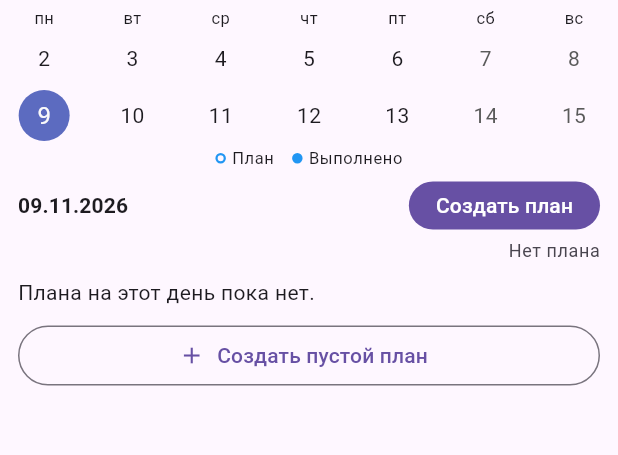
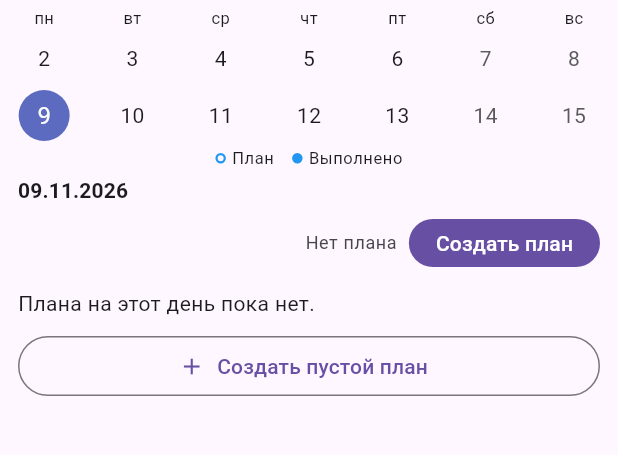
Before and after one commit to Vinillian/book_tracker, a Flutter app: the screen it shows after launch, in the side drawer, after a tap on "Календарь", on a phone screen of 412 x 824 dp, the part 132-587 px from its top. Run offline on Flutter 3.47's test engine with Material 3 defaults, Android fonts, the phone set to English and light mode, and no system bars; drawn by our look-alikes of table_calendar; our stand-ins replace file_picker, hive_flutter; accounts and stored records are empty.

Commit message:
ui(calendar): refine selected day header

```diff
--- a/lib/screens/calendar_screen.dart
+++ b/lib/screens/calendar_screen.dart
@@ -407,6 +407,8 @@ class _CalendarScreenState extends State<CalendarScreen> {
   }
 
   /// Закреплённая панель выбранной даты, типа дня и общего прогресса.
+
+  /// Закреплённая панель выбранной даты, типа дня и общего прогресса.
   Widget _buildSelectedDayHeader(
     AppState appState,
     Node? plan,
@@ -423,16 +425,27 @@ class _CalendarScreenState extends State<CalendarScreen> {
       child: Column(
         crossAxisAlignment: CrossAxisAlignment.start,
         children: [
+          Text(
+            DateFormat('dd.MM.yyyy').format(day),
+            style: theme.textTheme.titleSmall?.copyWith(
+              fontWeight: FontWeight.w600,
+            ),
+          ),
+          const SizedBox(height: 5),
           Row(
             children: [
-              Expanded(
-                child: Text(
-                  DateFormat('dd.MM.yyyy').format(day),
-                  style: theme.textTheme.titleSmall?.copyWith(
-                    fontWeight: FontWeight.w600,
+              DayTypeChip(date: day),
+              const Spacer(),
+              if (plan == null)
+                Padding(
+                  padding: const EdgeInsets.only(right: 8),
+                  child: Text(
+                    'Нет плана',
+                    style: theme.textTheme.bodySmall?.copyWith(
+                      color: theme.colorScheme.onSurfaceVariant,
+                    ),
                   ),
                 ),
-              ),
               FilledButton(
                 style: FilledButton.styleFrom(
                   padding: const EdgeInsets.symmetric(
@@ -446,26 +459,8 @@ class _CalendarScreenState extends State<CalendarScreen> {
               ),
             ],
           ),
-          const SizedBox(height: 2),
-          Row(
-            children: [
-              Expanded(
-                child: Align(
-                  alignment: Alignment.centerLeft,
-                  child: DayTypeChip(date: day),
-                ),
-              ),
-              if (plan == null)
-                Text(
-                  'Нет плана',
-                  style: theme.textTheme.bodySmall?.copyWith(
-                    color: theme.colorScheme.onSurfaceVariant,
-                  ),
-                ),
-            ],
-          ),
           if (plan != null && total > 0) ...[
-            const SizedBox(height: 4),
+            const SizedBox(height: 6),
             Row(
               children: [
                 Text(
--- a/lib/screens/components/day_type_chip.dart
+++ b/lib/screens/components/day_type_chip.dart
@@ -5,9 +5,7 @@ import '../../utils/work_schedule.dart';
 
 enum _DayTypeAction { makeWork, makeOff, reset }
 
-/// "Рабочий день" / "Выходной" for [date] from the work schedule; a tap opens
-/// a menu to set the type by hand (a holiday, a swapped shift) or to bring the
-/// schedule's rule back (#144). Nothing is shown while no schedule is set.
+/// Компактная кнопка типа дня с меню ручного изменения.
 class DayTypeChip extends StatelessWidget {
   final DateTime date;
 
@@ -17,15 +15,21 @@ class DayTypeChip extends StatelessWidget {
   Widget build(BuildContext context) {
     final appState = context.watch<AppState>();
     final type = appState.dayTypeOf(date);
+
     if (type == null) return const SizedBox.shrink();
+
     final overridden = appState.isDayTypeOverridden(date);
     final isWork = type == DayType.work;
     final color = isWork ? Colors.orange : Colors.green;
+    final label = isWork ? 'Рабочий' : 'Выходной';
 
     return PopupMenuButton<_DayTypeAction>(
       tooltip: 'Изменить тип дня',
+      padding: EdgeInsets.zero,
+      shape: RoundedRectangleBorder(borderRadius: BorderRadius.circular(12)),
       onSelected: (action) {
         final state = context.read<AppState>();
+
         switch (action) {
           case _DayTypeAction.makeWork:
             state.setDayTypeOverride(date, DayType.work);
@@ -38,33 +42,84 @@ class DayTypeChip extends StatelessWidget {
       itemBuilder: (_) => [
         PopupMenuItem(
           value: isWork ? _DayTypeAction.makeOff : _DayTypeAction.makeWork,
-          child: Text(isWork ? 'Сделать выходным' : 'Сделать рабочим'),
+          child: Container(
+            padding: const EdgeInsets.symmetric(horizontal: 10, vertical: 7),
+            decoration: BoxDecoration(
+              border: Border.all(color: color.withValues(alpha: 0.5)),
+              borderRadius: BorderRadius.circular(8),
+              color: color.withValues(alpha: 0.08),
+            ),
+            child: Row(
+              mainAxisSize: MainAxisSize.min,
+              children: [
+                Icon(
+                  isWork ? Icons.weekend_outlined : Icons.work_outline,
+                  size: 18,
+                  color: color,
+                ),
+                const SizedBox(width: 8),
+                Text(isWork ? 'Сделать выходным' : 'Сделать рабочим'),
+              ],
+            ),
+          ),
         ),
         if (overridden)
-          const PopupMenuItem(
+          PopupMenuItem(
             value: _DayTypeAction.reset,
-            child: Text('Вернуть по графику'),
+            child: Container(
+              padding: const EdgeInsets.symmetric(horizontal: 10, vertical: 7),
+              decoration: BoxDecoration(
+                border: Border.all(
+                  color: Theme.of(context).colorScheme.outlineVariant,
+                ),
+                borderRadius: BorderRadius.circular(8),
+              ),
+              child: const Row(
+                mainAxisSize: MainAxisSize.min,
+                children: [
+                  Icon(Icons.restart_alt, size: 18),
+                  SizedBox(width: 8),
+                  Text('Вернуть по графику'),
+                ],
+              ),
+            ),
           ),
       ],
-      child: Chip(
-        avatar: Icon(
-          isWork ? Icons.work_outline : Icons.weekend_outlined,
-          size: 18,
-          color: color,
+      child: Container(
+        padding: const EdgeInsets.symmetric(horizontal: 10, vertical: 7),
+        decoration: BoxDecoration(
+          color: color.withValues(alpha: 0.12),
+          border: Border.all(color: color.withValues(alpha: 0.8)),
+          borderRadius: BorderRadius.circular(10),
         ),
-        label: Row(
+        child: Row(
           mainAxisSize: MainAxisSize.min,
           children: [
+            Icon(
+              isWork ? Icons.work_outline : Icons.weekend_outlined,
+              size: 17,
+              color: color,
+            ),
+            const SizedBox(width: 6),
             Text(
-              overridden
-                  ? '${dayTypeLabel(type)} (вручную)'
-                  : dayTypeLabel(type),
+              label,
+              style: TextStyle(
+                color: color,
+                fontWeight: FontWeight.w600,
+                fontSize: 13,
+              ),
             ),
-            const Icon(Icons.arrow_drop_down, size: 18),
+            if (overridden) ...[
+              const SizedBox(width: 4),
+              Tooltip(
+                message: 'Изменено вручную',
+                child: Icon(Icons.edit, size: 13, color: color),
+              ),
+            ],
+            const SizedBox(width: 2),
+            Icon(Icons.arrow_drop_down, size: 18, color: color),
           ],
         ),
-        backgroundColor: color.withValues(alpha: 0.15),
-        side: BorderSide(color: color),
       ),
     );
   }
```
